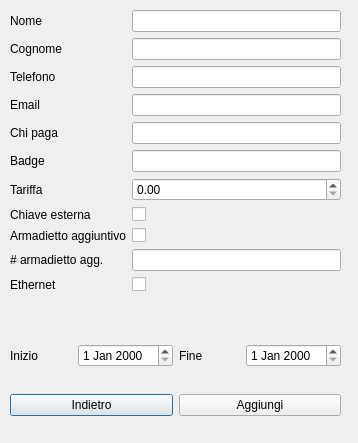
This is addreservation.ui in lucapegolotti/coworking as Qt 5 draws it before an edit. The edited form follows.
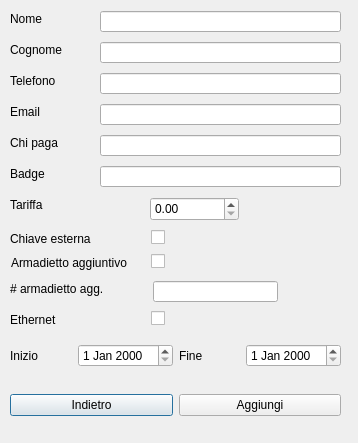
This is the edited form.

```diff
--- a/addreservation.ui
+++ b/addreservation.ui
@@ -13,132 +13,6 @@
   <property name="windowTitle">
    <string>Aggiungi</string>
   </property>
-  <widget class="QWidget" name="formLayoutWidget_2">
-   <property name="geometry">
-    <rect>
-     <x>10</x>
-     <y>10</y>
-     <width>331</width>
-     <height>319</height>
-    </rect>
-   </property>
-   <layout class="QFormLayout" name="formLayout_2">
-    <item row="0" column="0">
-     <widget class="QLabel" name="nomeLabel">
-      <property name="text">
-       <string>Nome</string>
-      </property>
-     </widget>
-    </item>
-    <item row="0" column="1">
-     <widget class="QLineEdit" name="nomeLineEdit"/>
-    </item>
-    <item row="1" column="0">
-     <widget class="QLabel" name="cognomeLabel">
-      <property name="text">
-       <string>Cognome</string>
-      </property>
-     </widget>
-    </item>
-    <item row="1" column="1">
-     <widget class="QLineEdit" name="cognomeLineEdit"/>
-    </item>
-    <item row="4" column="0">
-     <widget class="QLabel" name="chiPagaLabel">
-      <property name="text">
-       <string>Chi paga</string>
-      </property>
-     </widget>
-    </item>
-    <item row="4" column="1">
-     <widget class="QLineEdit" name="chiPagaLineEdit"/>
-    </item>
-    <item row="6" column="0">
-     <widget class="QLabel" name="tariffaLabel">
-      <property name="text">
-       <string>Tariffa</string>
-      </property>
-     </widget>
-    </item>
-    <item row="6" column="1">
-     <widget class="QDoubleSpinBox" name="tariffaSpinBox">
-      <property name="maximum">
-       <double>10000.000000000000000</double>
-      </property>
-     </widget>
-    </item>
-    <item row="7" column="0">
-     <widget class="QLabel" name="accesso24hLabel">
-      <property name="text">
-       <string>Chiave esterna</string>
-      </property>
-     </widget>
-    </item>
-    <item row="7" column="1">
-     <widget class="QCheckBox" name="accesso24hCheckBox"/>
-    </item>
-    <item row="8" column="0">
-     <widget class="QLabel" name="chiaveLabel">
-      <property name="text">
-       <string>Armadietto aggiuntivo</string>
-      </property>
-     </widget>
-    </item>
-    <item row="8" column="1">
-     <widget class="QCheckBox" name="chiaveCheckBox"/>
-    </item>
-    <item row="10" column="0">
-     <widget class="QLabel" name="ethernetLabel">
-      <property name="text">
-       <string>Ethernet</string>
-      </property>
-     </widget>
-    </item>
-    <item row="10" column="1">
-     <widget class="QCheckBox" name="ethernetCheckBox"/>
-    </item>
-    <item row="2" column="0">
-     <widget class="QLabel" name="telefonoLabel">
-      <property name="text">
-       <string>Telefono</string>
-      </property>
-     </widget>
-    </item>
-    <item row="2" column="1">
-     <widget class="QLineEdit" name="telefonoLineEdit"/>
-    </item>
-    <item row="3" column="0">
-     <widget class="QLabel" name="emailLabel">
-      <property name="text">
-       <string>Email</string>
-      </property>
-     </widget>
-    </item>
-    <item row="3" column="1">
-     <widget class="QLineEdit" name="emailLineEdit"/>
-    </item>
-    <item row="9" column="0">
-     <widget class="QLabel" name="armadiettoAggLabel">
-      <property name="text">
-       <string># armadietto agg.</string>
-      </property>
-     </widget>
-    </item>
-    <item row="9" column="1">
-     <widget class="QLineEdit" name="armadiettoAggLineEdit"/>
-    </item>
-    <item row="5" column="0">
-     <widget class="QLabel" name="badgeLabel">
-      <property name="text">
-       <string>Badge</string>
-      </property>
-     </widget>
-    </item>
-    <item row="5" column="1">
-     <widget class="QLineEdit" name="badgeLineEdit"/>
-    </item>
-   </layout>
-  </widget>
   <widget class="QWidget" name="horizontalLayoutWidget">
    <property name="geometry">
     <rect>
@@ -197,6 +71,262 @@
     </item>
    </layout>
   </widget>
+  <widget class="QDoubleSpinBox" name="tariffaSpinBox">
+   <property name="geometry">
+    <rect>
+     <x>150</x>
+     <y>197</y>
+     <width>89</width>
+     <height>24</height>
+    </rect>
+   </property>
+   <property name="maximum">
+    <double>10000.000000000000000</double>
+   </property>
+  </widget>
+  <widget class="QLabel" name="accesso24hLabel">
+   <property name="geometry">
+    <rect>
+     <x>10</x>
+     <y>231</y>
+     <width>90</width>
+     <height>16</height>
+    </rect>
+   </property>
+   <property name="text">
+    <string>Chiave esterna</string>
+   </property>
+  </widget>
+  <widget class="QLabel" name="tariffaLabel">
+   <property name="geometry">
+    <rect>
+     <x>10</x>
+     <y>197</y>
+     <width>39</width>
+     <height>16</height>
+    </rect>
+   </property>
+   <property name="text">
+    <string>Tariffa</string>
+   </property>
+  </widget>
+  <widget class="QLineEdit" name="chiPagaLineEdit">
+   <property name="geometry">
+    <rect>
+     <x>100</x>
+     <y>135</y>
+     <width>241</width>
+     <height>21</height>
+    </rect>
+   </property>
+  </widget>
+  <widget class="QLabel" name="chiPagaLabel">
+   <property name="geometry">
+    <rect>
+     <x>10</x>
+     <y>135</y>
+     <width>54</width>
+     <height>16</height>
+    </rect>
+   </property>
+   <property name="text">
+    <string>Chi paga</string>
+   </property>
+  </widget>
+  <widget class="QLineEdit" name="cognomeLineEdit">
+   <property name="geometry">
+    <rect>
+     <x>100</x>
+     <y>42</y>
+     <width>241</width>
+     <height>21</height>
+    </rect>
+   </property>
+  </widget>
+  <widget class="QLabel" name="cognomeLabel">
+   <property name="geometry">
+    <rect>
+     <x>10</x>
+     <y>42</y>
+     <width>59</width>
+     <height>16</height>
+    </rect>
+   </property>
+   <property name="text">
+    <string>Cognome</string>
+   </property>
+  </widget>
+  <widget class="QLineEdit" name="nomeLineEdit">
+   <property name="geometry">
+    <rect>
+     <x>100</x>
+     <y>11</y>
+     <width>241</width>
+     <height>21</height>
+    </rect>
+   </property>
+  </widget>
+  <widget class="QLabel" name="nomeLabel">
+   <property name="geometry">
+    <rect>
+     <x>10</x>
+     <y>11</y>
+     <width>36</width>
+     <height>16</height>
+    </rect>
+   </property>
+   <property name="text">
+    <string>Nome</string>
+   </property>
+  </widget>
+  <widget class="QLineEdit" name="armadiettoAggLineEdit">
+   <property name="geometry">
+    <rect>
+     <x>153</x>
+     <y>281</y>
+     <width>125</width>
+     <height>21</height>
+    </rect>
+   </property>
+  </widget>
+  <widget class="QLabel" name="badgeLabel">
+   <property name="geometry">
+    <rect>
+     <x>10</x>
+     <y>166</y>
+     <width>39</width>
+     <height>16</height>
+    </rect>
+   </property>
+   <property name="text">
+    <string>Badge</string>
+   </property>
+  </widget>
+  <widget class="QLineEdit" name="badgeLineEdit">
+   <property name="geometry">
+    <rect>
+     <x>100</x>
+     <y>166</y>
+     <width>241</width>
+     <height>21</height>
+    </rect>
+   </property>
+  </widget>
+  <widget class="QLineEdit" name="telefonoLineEdit">
+   <property name="geometry">
+    <rect>
+     <x>100</x>
+     <y>73</y>
+     <width>241</width>
+     <height>21</height>
+    </rect>
+   </property>
+  </widget>
+  <widget class="QCheckBox" name="chiaveCheckBox">
+   <property name="geometry">
+    <rect>
+     <x>151</x>
+     <y>252</y>
+     <width>19</width>
+     <height>18</height>
+    </rect>
+   </property>
+  </widget>
+  <widget class="QLabel" name="telefonoLabel">
+   <property name="geometry">
+    <rect>
+     <x>10</x>
+     <y>73</y>
+     <width>53</width>
+     <height>16</height>
+    </rect>
+   </property>
+   <property name="text">
+    <string>Telefono</string>
+   </property>
+  </widget>
+  <widget class="QCheckBox" name="ethernetCheckBox">
+   <property name="geometry">
+    <rect>
+     <x>151</x>
+     <y>309</y>
+     <width>19</width>
+     <height>18</height>
+    </rect>
+   </property>
+  </widget>
+  <widget class="QLabel" name="emailLabel">
+   <property name="geometry">
+    <rect>
+     <x>10</x>
+     <y>104</y>
+     <width>33</width>
+     <height>16</height>
+    </rect>
+   </property>
+   <property name="text">
+    <string>Email</string>
+   </property>
+  </widget>
+  <widget class="QCheckBox" name="accesso24hCheckBox">
+   <property name="geometry">
+    <rect>
+     <x>151</x>
+     <y>228</y>
+     <width>19</width>
+     <height>18</height>
+    </rect>
+   </property>
+  </widget>
+  <widget class="QLabel" name="ethernetLabel">
+   <property name="geometry">
+    <rect>
+     <x>10</x>
+     <y>312</y>
+     <width>52</width>
+     <height>16</height>
+    </rect>
+   </property>
+   <property name="text">
+    <string>Ethernet</string>
+   </property>
+  </widget>
+  <widget class="QLabel" name="chiaveLabel">
+   <property name="geometry">
+    <rect>
+     <x>11</x>
+     <y>255</y>
+     <width>134</width>
+     <height>16</height>
+    </rect>
+   </property>
+   <property name="text">
+    <string>Armadietto aggiuntivo</string>
+   </property>
+  </widget>
+  <widget class="QLineEdit" name="emailLineEdit">
+   <property name="geometry">
+    <rect>
+     <x>100</x>
+     <y>104</y>
+     <width>241</width>
+     <height>21</height>
+    </rect>
+   </property>
+  </widget>
+  <widget class="QLabel" name="armadiettoAggLabel">
+   <property name="geometry">
+    <rect>
+     <x>10</x>
+     <y>281</y>
+     <width>108</width>
+     <height>16</height>
+    </rect>
+   </property>
+   <property name="text">
+    <string># armadietto agg.</string>
+   </property>
+  </widget>
  </widget>
  <resources/>
  <connections/>
```
